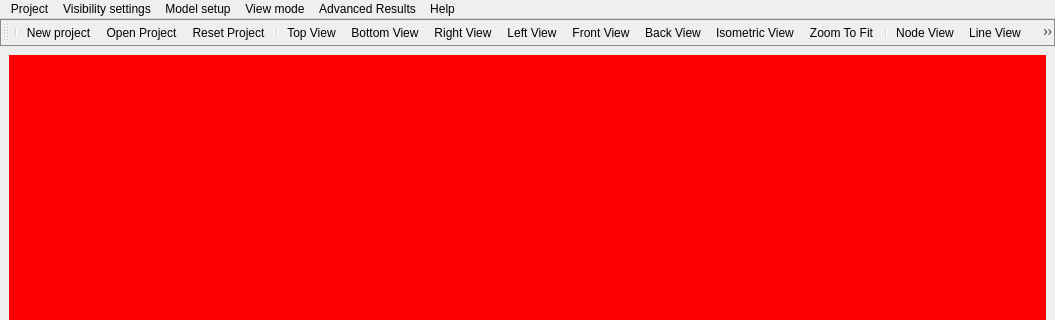
The window that vibra/interface/data/ui_files/main_window.ui (MOPT-UFSC/VIBRA) describes before a commit, drawn with Qt 5; both pictures show x 0 to 1055 and y 0 to 320 of the 1055 by 586 pixel window.
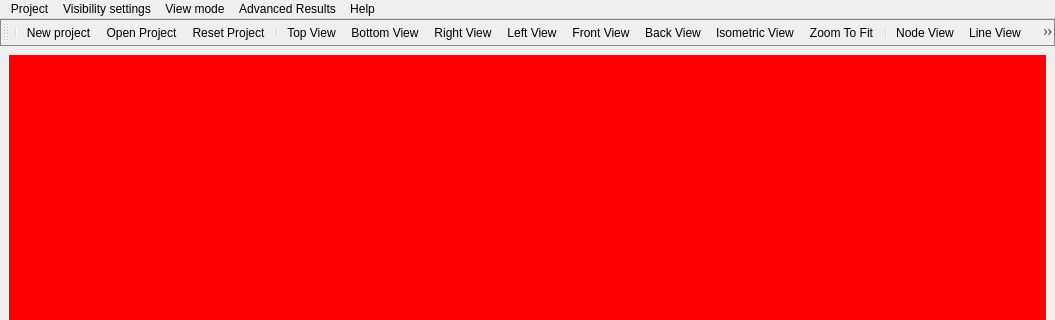
The same window after the commit. Icons and pictures are not drawn.

Commit message: Removes ModelSetup Menu

What changed in the file:
```diff
--- a/vibra/interface/data/ui_files/main_window.ui
+++ b/vibra/interface/data/ui_files/main_window.ui
@@ -118,14 +118,6 @@
     <addaction name="action_show_menu_items"/>
     <addaction name="action_theme"/>
    </widget>
-   <widget class="QMenu" name="menu_model_setup">
-    <property name="title">
-     <string>Model setup</string>
-    </property>
-    <addaction name="action_set_fluid"/>
-    <addaction name="action_set_material"/>
-    <addaction name="action_mesher_setup"/>
-   </widget>
    <widget class="QMenu" name="menu_view_mode">
     <property name="title">
      <string>View mode</string>
@@ -150,7 +142,6 @@
    </widget>
    <addaction name="project_menu"/>
    <addaction name="menu_settings"/>
-   <addaction name="menu_model_setup"/>
    <addaction name="menu_view_mode"/>
    <addaction name="advanced_results_menu"/>
    <addaction name="menu_help"/>
```
Left out of the diff: 32 changed lines with no effect on the pictures. The commit also changes 2 other files.
